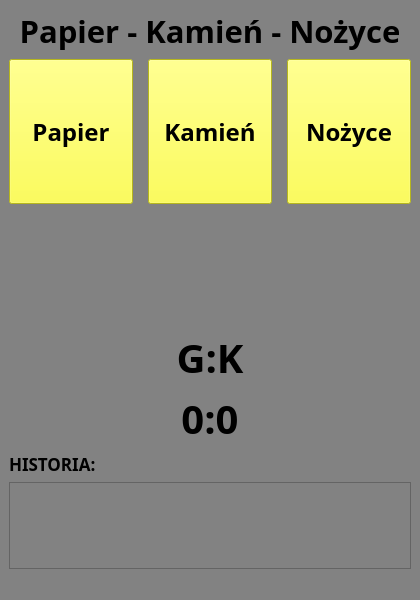
G18C10/PRS_2Pg, file mainwindow.ui: the form before one commit.
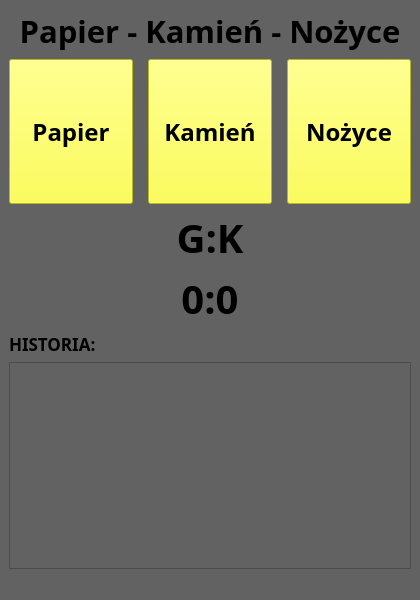
The form after the commit.

Commit message: poprawki_layout

The edit to the form file:
```diff
--- a/mainwindow.ui
+++ b/mainwindow.ui
@@ -21,7 +21,8 @@
   </property>
   <property name="styleSheet">
    <string notr="true">
-background-color: rgb(130, 130, 130);</string>
+background-color: rgb(98, 98, 98);
+</string>
   </property>
   <widget class="QWidget" name="centralwidget">
    <layout class="QVBoxLayout" name="verticalLayout_2">
@@ -67,7 +68,7 @@
        <number>0</number>
       </property>
       <property name="bottomMargin">
-       <number>120</number>
+       <number>0</number>
       </property>
       <item>
        <widget class="QPushButton" name="Papier">
@@ -156,6 +157,9 @@
         <bold>true</bold>
        </font>
       </property>
+      <property name="styleSheet">
+       <string notr="true">color: rgb(0, 0, 0);</string>
+      </property>
       <property name="text">
        <string>G:K</string>
       </property>
@@ -174,6 +178,9 @@
         <bold>true</bold>
        </font>
       </property>
+      <property name="styleSheet">
+       <string notr="true">color: rgb(0, 0, 0);</string>
+      </property>
       <property name="text">
        <string>0:0</string>
       </property>
@@ -192,6 +199,9 @@
         <bold>true</bold>
        </font>
       </property>
+      <property name="styleSheet">
+       <string notr="true">color: rgb(0, 0, 0);</string>
+      </property>
       <property name="text">
        <string>HISTORIA:</string>
       </property>
```
Left out of the diff: 5 changed lines with no effect on the pictures.
